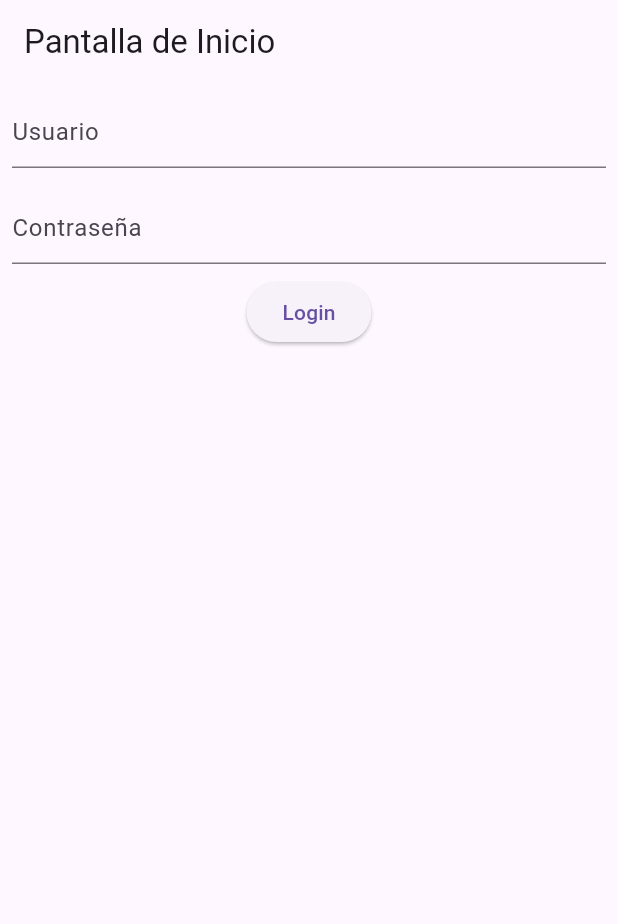
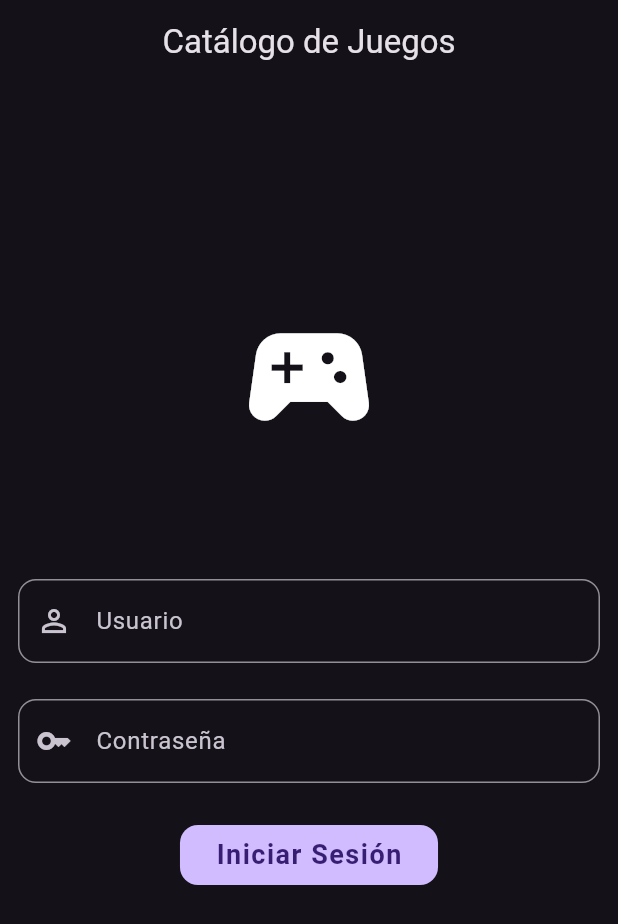
Before and after one commit to NahuFiasche/Apps-para-Dispositivos-Moviles, a Flutter app: the screen it shows after launch, on a phone screen of 412 x 824 dp. Shown: the top 924 px of the screen. Run offline on Flutter 3.47's test engine with Material 3 defaults, Android fonts, the phone set to English and light mode, and no system bars; our stand-ins replace go_router.

Commit message:
Inicio Ej 2. Listado

```diff
--- a/exercise1_loginscreen/lib/main.dart
+++ b/exercise1_loginscreen/lib/main.dart
@@ -13,6 +13,8 @@ class MainApp extends StatelessWidget {
     return MaterialApp.router(
       debugShowCheckedModeBanner: false,
       routerConfig: appRouter,
+      themeMode: ThemeMode.dark,
+      darkTheme: ThemeData.dark(useMaterial3: true),
     );
   }
 }
--- a/exercise1_loginscreen/lib/screens/login_screen.dart
+++ b/exercise1_loginscreen/lib/screens/login_screen.dart
@@ -12,7 +12,8 @@ class LoginScreen extends StatelessWidget {
   Widget build(BuildContext context) {
     return Scaffold(
       appBar: AppBar(
-        title: const Text('Pantalla de Inicio'),
+        title: const Text('Catálogo de Juegos'),
+        centerTitle: true,
       ),
       body: LoginBodyBuilder(),
     );
@@ -28,32 +29,70 @@ class LoginBodyBuilder extends StatelessWidget {
   @override
   Widget build(BuildContext context) {
     return Column(
+      mainAxisAlignment: MainAxisAlignment.center,
       children: [
+        const Spacer(
+          flex: 2,
+        ),
+
+        Icon(
+          Icons.sports_esports_rounded,
+          size: 100,
+        ),
+
+        const Spacer(
+          flex: 1,
+        ),
+
         Padding(
-          padding: const EdgeInsets.all(8.0),
+          padding: const EdgeInsets.all(12.0),
           child: TextField(
             controller: usernameController,
-            decoration: const InputDecoration(
-              hintText: 'Usuario',
+            decoration: InputDecoration(
+              labelText: 'Usuario',
+              prefixIcon: Icon(Icons.person_outline),
+              border: OutlineInputBorder(
+                borderRadius: BorderRadius.circular(12),
               ),
             ),
           ),
+        ),
+
         Padding(
-          padding: const EdgeInsets.all(8.0),
+          padding: const EdgeInsets.all(12.0),
           child: TextField(
             obscureText: true,
             obscuringCharacter: '*',
             controller: passwordController,
-            decoration: const InputDecoration(
-              hintText: 'Contraseña',
+            decoration: InputDecoration(
+              labelText: 'Contraseña',
+              prefixIcon: Icon(Icons.key),
+              border: OutlineInputBorder(
+                borderRadius: BorderRadius.circular(12),
               ),
             ),
           ),
-        ElevatedButton(
-          child: const Text('Login'),
+        ),
+
+        Padding(
+          padding: const EdgeInsets.all(12.0),
+          child: FilledButton(
+            style: FilledButton.styleFrom(
+              shape: RoundedRectangleBorder(
+                borderRadius: BorderRadius.circular(12),
+              ),
+            ),
+            child: const Text(
+              'Iniciar Sesión',
+              style: TextStyle(
+                fontSize: 18,
+                fontWeight: FontWeight.bold,
+                letterSpacing: 1,
+              ),
+            ),
             onPressed: () {
               if (validateLogin() == true) {
-              context.pushNamed(
+                context.goNamed(
                   GamesLibraryScreen.name,
                   extra: usernameController.text,
                 );
@@ -65,6 +104,11 @@ class LoginBodyBuilder extends StatelessWidget {
                 );
               }
             },
+          ),
+        ),
+
+        const Spacer(
+          flex: 3,
         ),
       ],
     );
```
Also changed, not shown: exercise1_loginscreen/lib/core/data/games_datasource.dart (added, +54 -0 lines), exercise1_loginscreen/lib/entities/games.dart (added, +21 -0 lines), exercise1_loginscreen/lib/screens/game_library_screen.dart (+69 -7 lines), exercise1_loginscreen/lib/core/widgets/GameItem.dart (added). Lines whose indentation alone changed are shown as unchanged.
